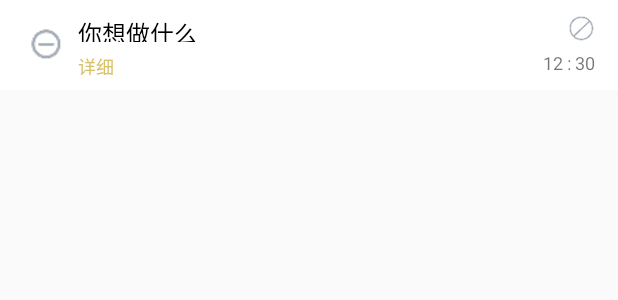
After one commit to Raindus/Ray.do, an Android app: the layout item_plan.xml on its own in the app's theme, with its tools: preview values and no code run, on a phone screen of 412 x 824 dp. The commit adds this screen. Shown: the top 300 px of the screen. Run offline under Robolectric (Android 15) with nearby library versions, the phone set to English and light mode, and no system bars.

Commit message:
今日计划页展示

```diff
--- a/app/build.gradle
+++ b/app/build.gradle
@@ -7,8 +7,8 @@ android {
         applicationId "com.raindus.raydo"
         minSdkVersion 23
         targetSdkVersion 26
-        versionCode 1
-        versionName "1.0"
+        versionCode 05
+        versionName "0.5.0"
         testInstrumentationRunner "android.support.test.runner.AndroidJUnitRunner"
     }
     buildTypes {
@@ -36,6 +36,8 @@ dependencies {
     androidTestImplementation 'com.android.support.test:runner:1.0.1'
     androidTestImplementation 'com.android.support.test.espresso:espresso-core:3.0.1'
 
+    compile 'com.android.support:recyclerview-v7:26.1.0'
+
     compile 'com.amap.api:search:latest.integration'
     compile 'com.amap.api:location:latest.integration'
 
--- /dev/null
+++ b/app/src/main/res/drawable/background_item_plan.xml
@@ -0,0 +1,7 @@
+<?xml version="1.0" encoding="utf-8"?>
+<selector xmlns:android="http://schemas.android.com/apk/res/android">
+
+    <item android:drawable="@android:color/white" android:state_pressed="false" />
+    <item android:drawable="@color/light_transparent" android:state_pressed="true" />
+
+</selector>
--- /dev/null
+++ b/app/src/main/res/layout/item_plan.xml
@@ -0,0 +1,63 @@
+<?xml version="1.0" encoding="utf-8"?>
+<RelativeLayout xmlns:android="http://schemas.android.com/apk/res/android"
+    android:layout_width="match_parent"
+    android:layout_height="60dp"
+    android:layout_marginBottom="1dp"
+    android:background="@drawable/background_item_plan"
+    android:clickable="true"
+    android:paddingVertical="10dp">
+
+    <ImageView
+        android:id="@+id/item_plan_status"
+        android:layout_width="22dp"
+        android:layout_height="22dp"
+        android:layout_centerVertical="true"
+        android:layout_marginLeft="20dp"
+        android:layout_marginRight="10dp"
+        android:src="@drawable/plan_status_uncompleted" />
+
+    <TextView
+        android:id="@+id/item_plan_title"
+        android:layout_width="match_parent"
+        android:layout_height="18dp"
+        android:layout_marginRight="40dp"
+        android:layout_toRightOf="@id/item_plan_status"
+        android:gravity="center_vertical"
+        android:singleLine="true"
+        android:text="你想做什么"
+        android:textColor="@android:color/black"
+        android:textSize="16dp" />
+
+    <ImageView
+        android:id="@+id/item_plan_tag"
+        android:layout_width="18dp"
+        android:layout_height="18dp"
+        android:layout_alignParentRight="true"
+        android:layout_marginRight="15dp"
+        android:src="@drawable/plan_tag_none" />
+
+    <TextView
+        android:id="@+id/item_plan_detail"
+        android:layout_width="match_parent"
+        android:layout_height="15dp"
+        android:layout_marginRight="55dp"
+        android:layout_marginTop="25dp"
+        android:layout_toRightOf="@id/item_plan_status"
+        android:gravity="center_vertical"
+        android:singleLine="true"
+        android:text="详细"
+        android:textColor="@color/dandongshi"
+        android:textSize="12dp" />
+
+    <TextView
+        android:id="@+id/item_plan_time"
+        android:layout_width="40dp"
+        android:layout_height="wrap_content"
+        android:layout_alignParentBottom="true"
+        android:layout_alignParentRight="true"
+        android:layout_marginRight="15dp"
+        android:gravity="right"
+        android:text="12 : 30"
+        android:textSize="12dp" />
+
+</RelativeLayout>
```
Also changed, not shown: app/src/main/java/com/raindus/raydo/common/DateUtils.java (+46 -0 lines), app/src/main/java/com/raindus/raydo/dao/ObjectBox.java (+15 -2 lines), app/src/main/java/com/raindus/raydo/fragment/PlanFragment.java (+44 -4 lines), app/src/main/java/com/raindus/raydo/plan/PlanAdapter.java (added, +144 -0 lines), app/src/main/java/com/raindus/raydo/plan/PlanSort.java (added, +84 -0 lines), app/src/main/java/com/raindus/raydo/plan/entity/PlanEntity.java (+28 -12 lines), app/src/main/java/com/raindus/raydo/plan/entity/PlanPriority.java (+11 -5 lines), app/src/main/java/com/raindus/raydo/plan/entity/PlanStatus.java (+17 -9 lines), app/src/main/res/layout/fragment_plan.xml (+40 -0 lines), app/src/main/res/layout/item_plan_title_bar.xml (added, +18 -0 lines), app/src/main/res/values/colors.xml (+10 -1 lines), app/src/main/res/drawable-xxhdpi/plan_empty.png (added), app/src/main/res/drawable-xxhdpi/plan_status_completed.png (added), app/src/main/res/drawable-xxhdpi/plan_status_completing.png (added), 1 more files.
